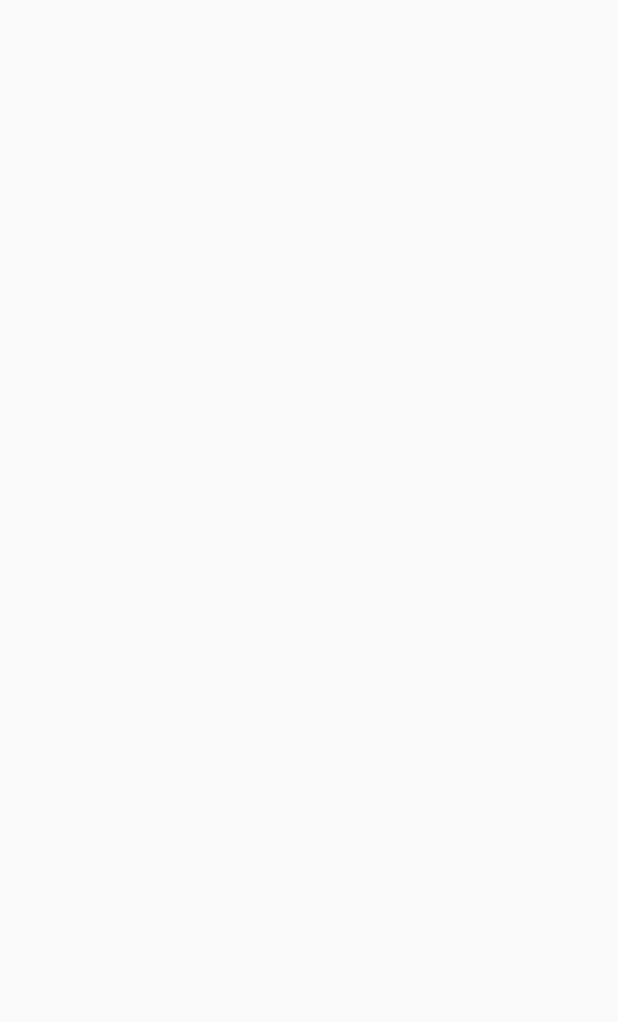
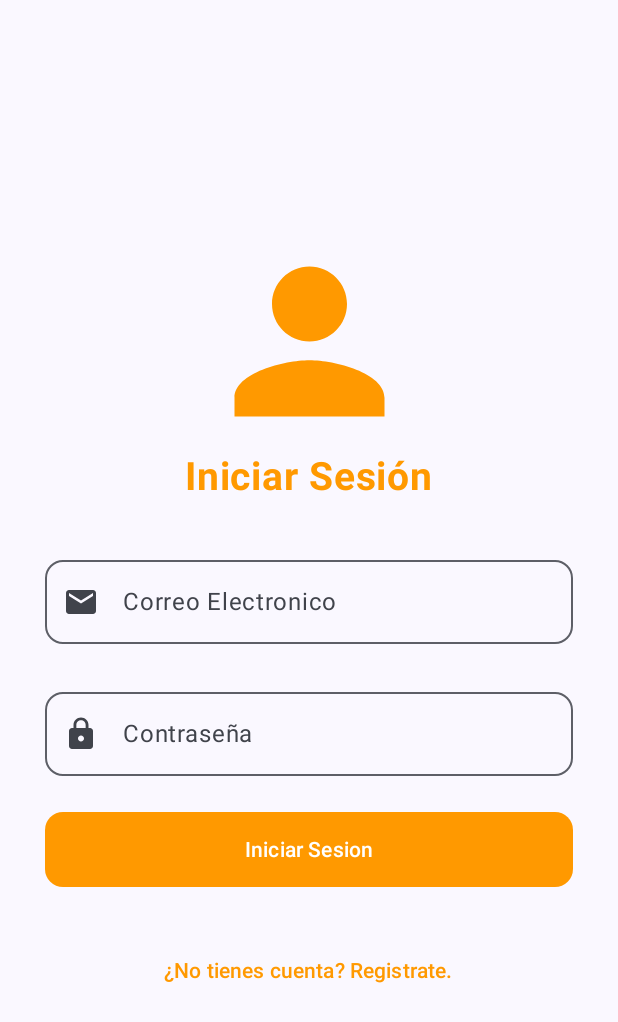
Before and after one commit to mbarragan744/Project_Moviles, an Android app built with Jetpack Compose: the screen it shows after launch (MainActivity), on a phone screen of 412 x 824 dp. Before the commit the part shown is empty. Shown: the top 1022 px of the screen. Run offline under Robolectric (Android 15) with nearby library versions, the phone set to English and light mode, and no system bars.

Commit message:
Diseño Login

```diff
--- /dev/null
+++ b/app/src/main/java/co/edu/unab/marianabarragan/storeapp/LoginScreen.kt
@@ -0,0 +1,112 @@
+package co.edu.unab.marianabarragan.storeapp
+
+import androidx.compose.foundation.Image
+import androidx.compose.foundation.layout.Arrangement
+import androidx.compose.foundation.layout.Column
+import androidx.compose.foundation.layout.Spacer
+import androidx.compose.foundation.layout.fillMaxSize
+import androidx.compose.foundation.layout.fillMaxWidth
+import androidx.compose.foundation.layout.height
+import androidx.compose.foundation.layout.padding
+import androidx.compose.foundation.layout.size
+import androidx.compose.foundation.shape.RoundedCornerShape
+import androidx.compose.material.icons.Icons
+import androidx.compose.material.icons.filled.Email
+import androidx.compose.material.icons.filled.Lock
+import androidx.compose.material.icons.filled.Person
+import androidx.compose.material3.Button
+import androidx.compose.material3.ButtonDefaults
+import androidx.compose.material3.Icon
+import androidx.compose.material3.OutlinedTextField
+import androidx.compose.material3.Scaffold
+import androidx.compose.material3.Text
+import androidx.compose.material3.TextButton
+import androidx.compose.runtime.Composable
+import androidx.compose.ui.Alignment
+import androidx.compose.ui.Modifier
+import androidx.compose.ui.graphics.Color
+import androidx.compose.ui.graphics.ColorFilter
+import androidx.compose.ui.text.font.FontWeight
+import androidx.compose.ui.tooling.preview.Preview
+import androidx.compose.ui.unit.dp
+import androidx.compose.ui.unit.sp
+
+@Preview
+@Composable
+
+fun LoginScreen() {
+    Scaffold { innerPadding ->
+
+        Column(
+            modifier = Modifier
+                .padding(innerPadding)
+                .fillMaxSize()
+                .padding(horizontal = 30.dp),
+            horizontalAlignment = Alignment.CenterHorizontally,
+            verticalArrangement = Arrangement.Center)
+        {
+            Image(
+                imageVector = Icons.Default.Person,
+                contentDescription = null,
+                modifier =Modifier.size(150.dp),
+                colorFilter = ColorFilter.tint(Color(0xFFFF9900))
+
+            )
+
+            Text(
+                text =  "Iniciar Sesión",
+                color = Color(0xFFFF9900),
+                fontSize= 26.sp,
+                fontWeight = FontWeight.Bold
+            )
+
+            Spacer(modifier = Modifier.height(32.dp))
+
+            OutlinedTextField(
+                value = "",
+                onValueChange = {} ,
+                modifier = Modifier.fillMaxWidth(),
+                leadingIcon = {
+                    Icon(Icons.Default.Email, contentDescription = null)
+                },
+                label = {
+                    Text("Correo Electronico")
+                }, shape =  RoundedCornerShape(12.dp)
+            )
+            Spacer(modifier = Modifier.height(24.dp))
+            OutlinedTextField(
+                value = "",
+                onValueChange = {} ,
+                modifier = Modifier.fillMaxWidth(),
+                leadingIcon = {
+                    Icon(Icons.Default.Lock,
+                contentDescription = null)
+                },
+                label = {
+                    Text("Contraseña")
+                },
+                shape =  RoundedCornerShape(12.dp)
+            )
+            Spacer(modifier = Modifier.height(24.dp))
+            Button(
+                onClick = {},
+                modifier = Modifier
+                    .fillMaxWidth()
+                    .height(50.dp),
+                shape = RoundedCornerShape(12.dp),
+                colors = ButtonDefaults.buttonColors(
+                    containerColor = Color(0xFFFF9900)
+                )
+            ) { Text("Iniciar Sesion")
+            }
+            Spacer(modifier = Modifier.height(32.dp))
+
+            TextButton(onClick = {}) {
+                Text(
+                    "¿No tienes cuenta? Registrate.",
+                    color = Color(0xFFFF9900)
+                )
+            }
+
+        } }
+}
--- a/app/src/main/java/co/edu/unab/marianabarragan/storeapp/MainActivity.kt
+++ b/app/src/main/java/co/edu/unab/marianabarragan/storeapp/MainActivity.kt
@@ -4,6 +4,7 @@ import android.os.Bundle
 import androidx.activity.ComponentActivity
 import androidx.activity.compose.setContent
 import androidx.activity.enableEdgeToEdge
+import androidx.compose.foundation.layout.Column
 import androidx.compose.foundation.layout.fillMaxSize
 import androidx.compose.foundation.layout.padding
 import androidx.compose.material3.Scaffold
@@ -19,6 +20,7 @@ class MainActivity : ComponentActivity() {
         enableEdgeToEdge()
         setContent {
             StoreAppTheme {
+                LoginScreen()
 
             }
         }
```
